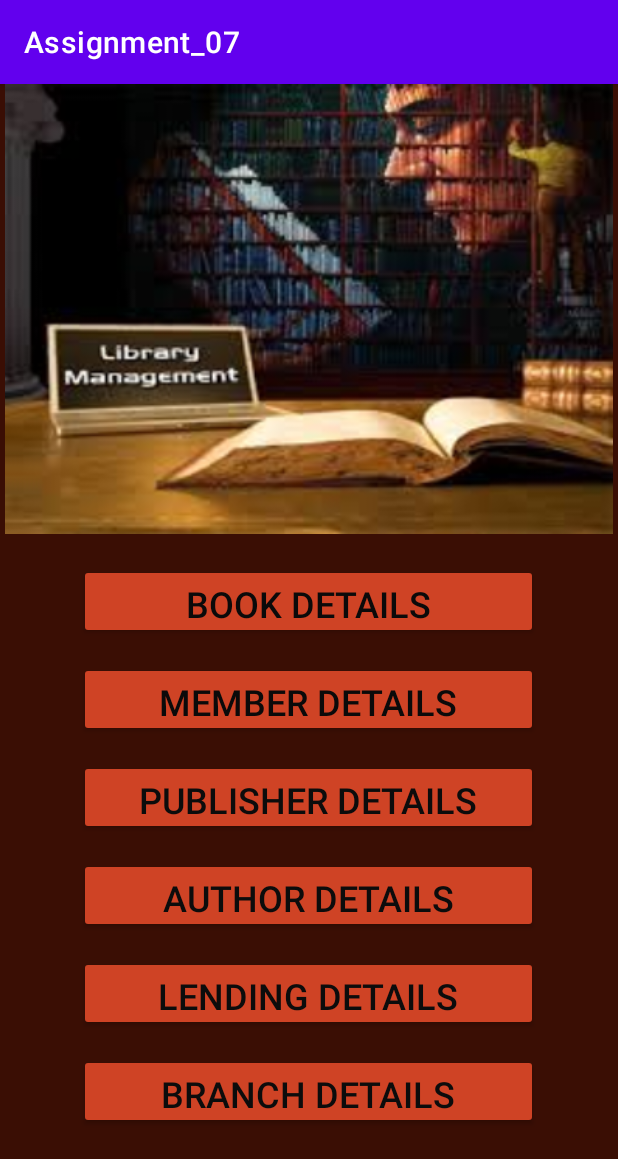
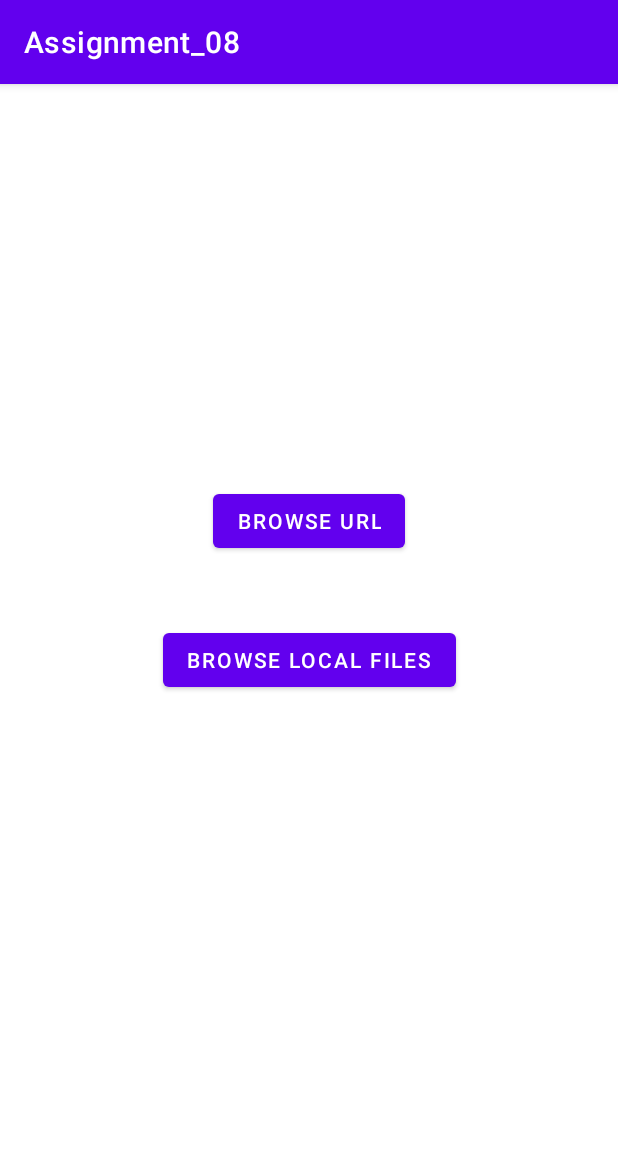
Before and after one commit to udani95/Android-Applications, an Android app: the screen it shows after launch (MainActivity), on a phone screen of 412 x 824 dp. Shown: the top 1159 px of the screen. Run offline under Robolectric (Android 15) with nearby library versions, the phone set to English and light mode, and no system bars.

Commit message:
Browsing App (Local Files and Google)

```diff
--- /dev/null
+++ b/src/main/java/com/rajarata/application_08/MainActivity.java
@@ -0,0 +1,39 @@
+package com.rajarata.application_08;
+
+import androidx.appcompat.app.AppCompatActivity;
+
+import android.content.Intent;
+import android.os.Bundle;
+import android.view.View;
+import android.widget.Button;
+
+public class MainActivity extends AppCompatActivity {
+
+    Button button1;
+    Button button2;
+
+    @Override
+    protected void onCreate(Bundle savedInstanceState) {
+        super.onCreate(savedInstanceState);
+        setContentView(R.layout.activity_main);
+        button1= findViewById(R.id.button);
+        button2= findViewById(R.id.button2);
+
+
+
+        button1.setOnClickListener(v -> {
+            Intent i = new Intent(getApplicationContext(),MainActivity2.class);
+            startActivity(i);
+        });
+
+        button2.setOnClickListener(new View.OnClickListener() {
+            @Override
+            public void onClick(View v) {
+                Intent myFileIntent;
+                myFileIntent=new Intent(Intent.ACTION_GET_CONTENT);
+                myFileIntent.setType("*/*");
+                startActivity(myFileIntent);
+            }
+        });
+    }
+}
--- a/src/main/res/layout/activity_main.xml
+++ b/src/main/res/layout/activity_main.xml
@@ -4,93 +4,27 @@
     xmlns:tools="http://schemas.android.com/tools"
     android:layout_width="match_parent"
     android:layout_height="match_parent"
-    tools:context=".MainActivity">
+    tools:context=".MainActivity2">
 
-    <LinearLayout
-        android:layout_width="match_parent"
-        android:layout_height="match_parent"
-        android:background="#2E1919"
-        android:backgroundTint="#3A0E04"
-        android:orientation="vertical"
-        tools:layout_editor_absoluteX="145dp"
-        tools:layout_editor_absoluteY="183dp">
+    <Button
+        android:id="@+id/button"
+        android:layout_width="wrap_content"
+        android:layout_height="wrap_content"
+        android:text="Browse URL"
+        app:layout_constraintBottom_toBottomOf="parent"
+        app:layout_constraintEnd_toEndOf="parent"
+        app:layout_constraintStart_toStartOf="parent"
+        app:layout_constraintTop_toTopOf="parent"
+        app:layout_constraintVertical_bias="0.371"
+        tools:ignore="MissingConstraints" />
 
-        <ImageView
-            android:id="@+id/imageView4"
-            android:layout_width="match_parent"
-            android:layout_height="300dp"
-            android:backgroundTint="#224765"
-            app:srcCompat="@drawable/images__1_" />
-
-        <androidx.appcompat.widget.AppCompatButton
-            android:id="@+id/btn1"
-            android:layout_width="306dp"
-            android:layout_height="50dp"
-            android:layout_gravity="center_horizontal"
-            android:layout_marginTop="20dp"
-
-            android:backgroundTint="#CF4325"
-            android:text="BOOK DETAILS"
-            android:textColor="#0B0A0A"
-            android:textSize="24sp" />
-
-        <androidx.appcompat.widget.AppCompatButton
-            android:id="@+id/btn2"
-            android:layout_width="306dp"
-            android:layout_height="50dp"
-            android:layout_gravity="center_horizontal"
-            android:layout_marginTop="15dp"
-
-            android:backgroundTint="#CF4325"
-            android:text="MEMBER DETAILS"
-            android:textColor="#0B0A0A"
-            android:textSize="24sp" />
-
-        <androidx.appcompat.widget.AppCompatButton
-            android:id="@+id/btn3"
-            android:layout_width="306dp"
-            android:layout_height="50dp"
-            android:layout_gravity="center_horizontal"
-            android:layout_marginTop="15dp"
-
-            android:backgroundTint="#CF4325"
-            android:text="PUBLISHER DETAILS"
-            android:textColor="#0C0C0C"
-            android:textSize="24sp" />
-        <androidx.appcompat.widget.AppCompatButton
-            android:id="@+id/btn4"
-            android:layout_width="306dp"
-            android:layout_height="50dp"
-            android:layout_gravity="center_horizontal"
-            android:layout_marginTop="15dp"
-
-            android:backgroundTint="#CF4325"
-            android:text="AUTHOR DETAILS"
-            android:textColor="#0C0C0C"
-            android:textSize="24sp" />
-        <androidx.appcompat.widget.AppCompatButton
-            android:id="@+id/btn5"
-            android:layout_width="306dp"
-            android:layout_height="50dp"
-            android:layout_gravity="center_horizontal"
-            android:layout_marginTop="15dp"
-
-            android:backgroundTint="#CF4325"
-            android:text="LENDING DETAILS"
-            android:textColor="#0C0C0C"
-            android:textSize="24sp" />
-        <androidx.appcompat.widget.AppCompatButton
-            android:id="@+id/btn6"
-            android:layout_width="306dp"
-            android:layout_height="50dp"
-            android:layout_gravity="center_horizontal"
-            android:layout_marginTop="15dp"
-
-            android:backgroundTint="#CF4325"
-            android:text="BRANCH DETAILS"
-            android:textColor="#0C0C0C"
-            android:textSize="24sp" />
-
-    </LinearLayout> />
-
+    <Button
+        android:id="@+id/button2"
+        android:layout_width="wrap_content"
+        android:layout_height="wrap_content"
+        android:text="Browse Local Files"
+        app:layout_constraintBottom_toBottomOf="parent"
+        app:layout_constraintEnd_toEndOf="parent"
+        app:layout_constraintStart_toStartOf="parent"
+        app:layout_constraintTop_toTopOf="parent" />
 </androidx.constraintlayout.widget.ConstraintLayout>
--- a/src/main/res/values-night/themes.xml
+++ b/src/main/res/values-night/themes.xml
@@ -1,6 +1,6 @@
 <resources xmlns:tools="http://schemas.android.com/tools">
     <!-- Base application theme. -->
-    <style name="Theme.Assignment_07" parent="Theme.MaterialComponents.DayNight.DarkActionBar">
+    <style name="Theme.Application_08" parent="Theme.MaterialComponents.DayNight.DarkActionBar">
         <!-- Primary brand color. -->
         <item name="colorPrimary">@color/purple_200</item>
         <item name="colorPrimaryVariant">@color/purple_700</item>
--- a/src/main/res/values/strings.xml
+++ b/src/main/res/values/strings.xml
@@ -1,3 +1,3 @@
 <resources>
-    <string name="app_name">Assignment_07</string>
+    <string name="app_name">Application_08</string>
 </resources>
--- a/src/main/res/values/themes.xml
+++ b/src/main/res/values/themes.xml
@@ -1,6 +1,6 @@
 <resources xmlns:tools="http://schemas.android.com/tools">
     <!-- Base application theme. -->
-    <style name="Theme.Assignment_07" parent="Theme.MaterialComponents.DayNight.DarkActionBar">
+    <style name="Theme.Application_08" parent="Theme.MaterialComponents.DayNight.DarkActionBar">
         <!-- Primary brand color. -->
         <item name="colorPrimary">@color/purple_500</item>
         <item name="colorPrimaryVariant">@color/purple_700</item>
```
Also changed, not shown: src/main/AndroidManifest.xml (+5 -6 lines), src/main/java/com/rajarata/application_08/MainActivity2.java (added, +20 -0 lines), src/main/res/layout/activity_main2.xml (+13 -94 lines), 5 other files.
